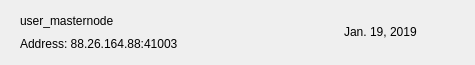
This is src/qt/oro/forms/mnrow.ui in ORO-mlm/ORO-Core as Qt 5 draws it before an edit. The edited form follows.
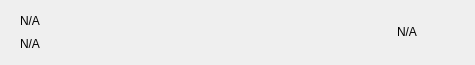
This is the edited form. Icons and pictures are not drawn.

Patch:
```diff
--- a/src/qt/oro/forms/mnrow.ui
+++ b/src/qt/oro/forms/mnrow.ui
@@ -80,14 +80,14 @@
          <item>
           <widget class="QLabel" name="labelName">
            <property name="text">
-            <string>user_masternode</string>
+            <string notr="true">N/A</string>
            </property>
           </widget>
          </item>
          <item>
           <widget class="QLabel" name="labelAddress">
            <property name="text">
-            <string>Address: 88.26.164.88:41003</string>
+            <string notr="true">N/A</string>
            </property>
           </widget>
          </item>
@@ -110,7 +110,7 @@
       <item>
        <widget class="QLabel" name="labelDate">
         <property name="text">
-         <string>Jan. 19, 2019</string>
+         <string notr="true">N/A</string>
         </property>
        </widget>
       </item>
```
